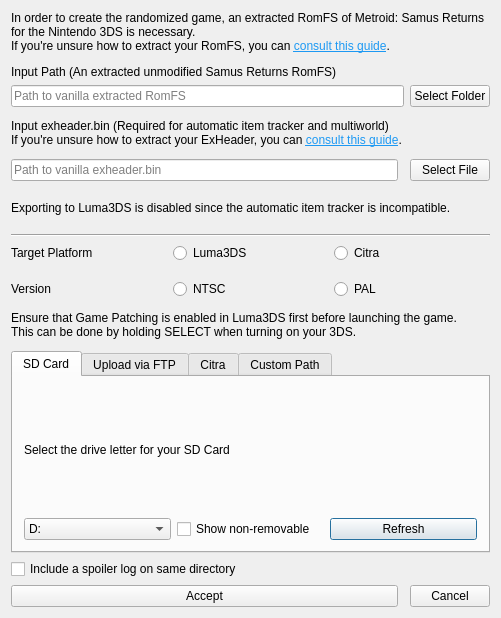
Above: randovania/games/samus_returns/gui/ui_files/msr_game_export_dialog.ui from randovania/randovania before the change. Below: the same form after it.
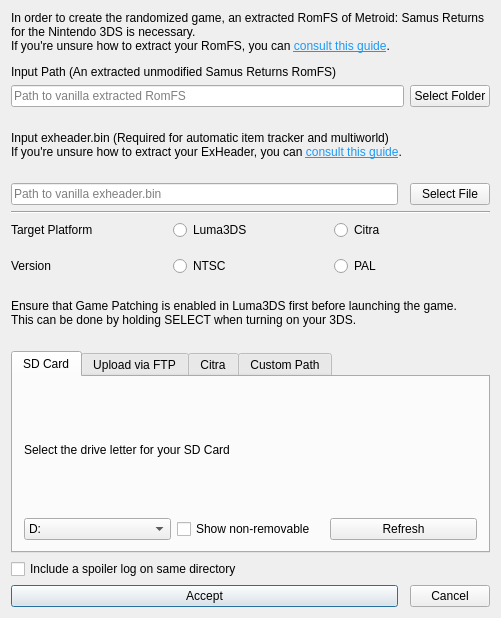
That is the form after the change.

Commit message: Remove citra requirement for multiworld

```diff
--- a/randovania/games/samus_returns/gui/ui_files/msr_game_export_dialog.ui
+++ b/randovania/games/samus_returns/gui/ui_files/msr_game_export_dialog.ui
@@ -14,6 +14,68 @@
    <string>Game Patching</string>
   </property>
   <layout class="QGridLayout" name="root_layout">
+   <item row="17" column="0">
+    <widget class="QPushButton" name="accept_button">
+     <property name="text">
+      <string>Accept</string>
+     </property>
+    </widget>
+   </item>
+   <item row="0" column="0" colspan="3">
+    <widget class="QLabel" name="input_file_label">
+     <property name="maximumSize">
+      <size>
+       <width>16777215</width>
+       <height>16777215</height>
+      </size>
+     </property>
+     <property name="text">
+      <string>&lt;html&gt;&lt;head/&gt;&lt;body&gt;&lt;p&gt;In order to create the randomized game, an extracted RomFS of Metroid: Samus Returns for the Nintendo 3DS is necessary.&lt;br/&gt;If you're unsure how to extract your RomFS, you can &lt;a href=&quot;https://randovania.org/guides/export-romfs-3ds&quot;&gt;&lt;span style=&quot; text-decoration: underline; color:#1d99f3;&quot;&gt;consult this guide&lt;/span&gt;&lt;/a&gt;.&lt;/p&gt;&lt;p&gt;Input Path (An extracted unmodified Samus Returns RomFS)&lt;/p&gt;&lt;/body&gt;&lt;/html&gt;</string>
+     </property>
+     <property name="wordWrap">
+      <bool>true</bool>
+     </property>
+    </widget>
+   </item>
+   <item row="1" column="2">
+    <widget class="QPushButton" name="input_file_button">
+     <property name="maximumSize">
+      <size>
+       <width>100</width>
+       <height>16777215</height>
+      </size>
+     </property>
+     <property name="text">
+      <string>Select Folder</string>
+     </property>
+    </widget>
+   </item>
+   <item row="9" column="0">
+    <spacer name="verticalSpacer">
+     <property name="orientation">
+      <enum>Qt::Orientation::Vertical</enum>
+     </property>
+     <property name="sizeType">
+      <enum>QSizePolicy::Policy::Fixed</enum>
+     </property>
+     <property name="sizeHint" stdset="0">
+      <size>
+       <width>20</width>
+       <height>10</height>
+      </size>
+     </property>
+    </spacer>
+   </item>
+   <item row="11" column="0" colspan="3">
+    <widget class="QLabel" name="console_reminder_label">
+     <property name="text">
+      <string>&lt;html&gt;&lt;head/&gt;&lt;body&gt;&lt;p&gt;Ensure that Game Patching is enabled in Luma3DS first before launching the game.&lt;br/&gt;This can be done by holding SELECT when turning on your 3DS.&lt;/p&gt;&lt;/body&gt;&lt;/html&gt;</string>
+     </property>
+     <property name="wordWrap">
+      <bool>true</bool>
+     </property>
+    </widget>
+   </item>
    <item row="4" column="0">
     <widget class="QLineEdit" name="input_exheader_edit">
      <property name="placeholderText">
@@ -21,24 +83,99 @@
      </property>
     </widget>
    </item>
-   <item row="3" column="0" colspan="3">
-    <widget class="QLabel" name="input_exheader_label">
+   <item row="8" column="0" colspan="3">
+    <layout class="QHBoxLayout" name="target_platform_layout">
+     <property name="spacing">
+      <number>6</number>
+     </property>
+     <property name="topMargin">
+      <number>0</number>
+     </property>
+     <item>
+      <widget class="QLabel" name="target_platform_label">
+       <property name="text">
+        <string>Target Platform</string>
+       </property>
+      </widget>
+     </item>
+     <item>
+      <widget class="QRadioButton" name="luma_radio">
+       <property name="text">
+        <string>Luma3DS</string>
+       </property>
+       <attribute name="buttonGroup">
+        <string notr="true">platform_btn_group</string>
+       </attribute>
+      </widget>
+     </item>
+     <item>
+      <widget class="QRadioButton" name="citra_radio">
+       <property name="toolTip">
+        <string/>
+       </property>
+       <property name="text">
+        <string>Citra</string>
+       </property>
+       <attribute name="buttonGroup">
+        <string notr="true">platform_btn_group</string>
+       </attribute>
+      </widget>
+     </item>
+    </layout>
+   </item>
+   <item row="4" column="2">
+    <widget class="QPushButton" name="input_exheader_button">
      <property name="text">
-      <string>&lt;html&gt;&lt;head/&gt;&lt;body&gt;&lt;p&gt;Input exheader.bin (Required for automatic item tracker and multiworld)&lt;br/&gt;If you're unsure how to extract your ExHeader, you can &lt;a href=&quot;https://randovania.org/guides/export-exheader&quot;&gt;&lt;span style=&quot; text-decoration: underline; color:#1d99f3;&quot;&gt;consult this guide&lt;/span&gt;&lt;/a&gt;.&lt;/p&gt;&lt;/body&gt;&lt;/html&gt;</string>
+      <string>Select File</string>
      </property>
-     <property name="wordWrap">
-      <bool>true</bool>
+    </widget>
+   </item>
+   <item row="17" column="2">
+    <widget class="QPushButton" name="cancel_button">
+     <property name="text">
+      <string>Cancel</string>
      </property>
     </widget>
    </item>
-   <item row="17" column="0">
+   <item row="10" column="0" colspan="3">
+    <layout class="QHBoxLayout" name="version_layout">
+     <item>
+      <widget class="QLabel" name="version_label">
+       <property name="text">
+        <string>Version</string>
+       </property>
+      </widget>
+     </item>
+     <item>
+      <widget class="QRadioButton" name="ntsc_radio">
+       <property name="text">
+        <string>NTSC</string>
+       </property>
+       <attribute name="buttonGroup">
+        <string notr="true">version_btn_group</string>
+       </attribute>
+      </widget>
+     </item>
+     <item>
+      <widget class="QRadioButton" name="pal_radio">
+       <property name="text">
+        <string>PAL</string>
+       </property>
+       <attribute name="buttonGroup">
+        <string notr="true">version_btn_group</string>
+       </attribute>
+      </widget>
+     </item>
+    </layout>
+   </item>
+   <item row="16" column="0">
     <widget class="QCheckBox" name="auto_save_spoiler_check">
      <property name="text">
       <string>Include a spoiler log on same directory</string>
      </property>
     </widget>
    </item>
-   <item row="14" column="0" rowspan="2" colspan="3">
+   <item row="13" column="0" rowspan="2" colspan="3">
     <widget class="QTabWidget" name="output_tab_widget">
      <property name="currentIndex">
       <number>0</number>
@@ -149,7 +286,7 @@
           <string>21</string>
          </property>
          <property name="alignment">
-          <set>Qt::AlignRight|Qt::AlignTrailing|Qt::AlignVCenter</set>
+          <set>Qt::AlignmentFlag::AlignRight|Qt::AlignmentFlag::AlignTrailing|Qt::AlignmentFlag::AlignVCenter</set>
          </property>
          <property name="placeholderText">
           <string>Port</string>
@@ -225,130 +362,16 @@
      </widget>
     </widget>
    </item>
-   <item row="11" column="0" colspan="3">
-    <layout class="QHBoxLayout" name="version_layout">
-     <item>
-      <widget class="QLabel" name="version_label">
-       <property name="text">
-        <string>Version</string>
-       </property>
-      </widget>
-     </item>
-     <item>
-      <widget class="QRadioButton" name="ntsc_radio">
-       <property name="text">
-        <string>NTSC</string>
-       </property>
-       <attribute name="buttonGroup">
-        <string notr="true">version_btn_group</string>
-       </attribute>
-      </widget>
-     </item>
-     <item>
-      <widget class="QRadioButton" name="pal_radio">
-       <property name="text">
-        <string>PAL</string>
-       </property>
-       <attribute name="buttonGroup">
-        <string notr="true">version_btn_group</string>
-       </attribute>
-      </widget>
-     </item>
-    </layout>
-   </item>
-   <item row="18" column="0">
-    <widget class="QPushButton" name="accept_button">
+   <item row="3" column="0" colspan="3">
+    <widget class="QLabel" name="input_exheader_label">
      <property name="text">
-      <string>Accept</string>
-     </property>
-    </widget>
-   </item>
-   <item row="10" column="0">
-    <spacer name="verticalSpacer">
-     <property name="orientation">
-      <enum>Qt::Vertical</enum>
-     </property>
-     <property name="sizeType">
-      <enum>QSizePolicy::Fixed</enum>
-     </property>
-     <property name="sizeHint" stdset="0">
-      <size>
-       <width>20</width>
-       <height>10</height>
-      </size>
-     </property>
-    </spacer>
-   </item>
-   <item row="12" column="0" colspan="3">
-    <widget class="QLabel" name="console_reminder_label">
-     <property name="text">
-      <string>&lt;html&gt;&lt;head/&gt;&lt;body&gt;&lt;p&gt;Ensure that Game Patching is enabled in Luma3DS first before launching the game.&lt;br/&gt;This can be done by holding SELECT when turning on your 3DS.&lt;/p&gt;&lt;/body&gt;&lt;/html&gt;</string>
+      <string>&lt;html&gt;&lt;head/&gt;&lt;body&gt;&lt;p&gt;Input exheader.bin (Required for automatic item tracker and multiworld)&lt;br/&gt;If you're unsure how to extract your ExHeader, you can &lt;a href=&quot;https://randovania.org/guides/export-exheader&quot;&gt;&lt;span style=&quot; text-decoration: underline; color:#1d99f3;&quot;&gt;consult this guide&lt;/span&gt;&lt;/a&gt;.&lt;/p&gt;&lt;/body&gt;&lt;/html&gt;</string>
      </property>
      <property name="wordWrap">
       <bool>true</bool>
      </property>
     </widget>
    </item>
-   <item row="9" column="0" colspan="3">
-    <layout class="QHBoxLayout" name="target_platform_layout">
-     <property name="spacing">
-      <number>6</number>
-     </property>
-     <property name="topMargin">
-      <number>0</number>
-     </property>
-     <item>
-      <widget class="QLabel" name="target_platform_label">
-       <property name="text">
-        <string>Target Platform</string>
-       </property>
-      </widget>
-     </item>
-     <item>
-      <widget class="QRadioButton" name="luma_radio">
-       <property name="text">
-        <string>Luma3DS</string>
-       </property>
-       <attribute name="buttonGroup">
-        <string notr="true">platform_btn_group</string>
-       </attribute>
-      </widget>
-     </item>
-     <item>
-      <widget class="QRadioButton" name="citra_radio">
-       <property name="toolTip">
-        <string/>
-       </property>
-       <property name="text">
-        <string>Citra</string>
-       </property>
-       <attribute name="buttonGroup">
-        <string notr="true">platform_btn_group</string>
-       </attribute>
-      </widget>
-     </item>
-    </layout>
-   </item>
-   <item row="1" column="2">
-    <widget class="QPushButton" name="input_file_button">
-     <property name="maximumSize">
-      <size>
-       <width>100</width>
-       <height>16777215</height>
-      </size>
-     </property>
-     <property name="text">
-      <string>Select Folder</string>
-     </property>
-    </widget>
-   </item>
-   <item row="18" column="2">
-    <widget class="QPushButton" name="cancel_button">
-     <property name="text">
-      <string>Cancel</string>
-     </property>
-    </widget>
-   </item>
    <item row="1" column="0" colspan="2">
     <widget class="QLineEdit" name="input_file_edit">
      <property name="placeholderText">
@@ -356,30 +379,7 @@
      </property>
     </widget>
    </item>
-   <item row="4" column="2">
-    <widget class="QPushButton" name="input_exheader_button">
-     <property name="text">
-      <string>Select File</string>
-     </property>
-    </widget>
-   </item>
-   <item row="0" column="0" colspan="3">
-    <widget class="QLabel" name="input_file_label">
-     <property name="maximumSize">
-      <size>
-       <width>16777215</width>
-       <height>16777215</height>
-      </size>
-     </property>
-     <property name="text">
-      <string>&lt;html&gt;&lt;head/&gt;&lt;body&gt;&lt;p&gt;In order to create the randomized game, an extracted RomFS of Metroid: Samus Returns for the Nintendo 3DS is necessary.&lt;br/&gt;If you're unsure how to extract your RomFS, you can &lt;a href=&quot;https://randovania.org/guides/export-romfs-3ds&quot;&gt;&lt;span style=&quot; text-decoration: underline; color:#1d99f3;&quot;&gt;consult this guide&lt;/span&gt;&lt;/a&gt;.&lt;/p&gt;&lt;p&gt;Input Path (An extracted unmodified Samus Returns RomFS)&lt;/p&gt;&lt;/body&gt;&lt;/html&gt;</string>
-     </property>
-     <property name="wordWrap">
-      <bool>true</bool>
-     </property>
-    </widget>
-   </item>
-   <item row="6" column="0" colspan="3">
+   <item row="5" column="0" colspan="3">
     <widget class="Line" name="line">
      <property name="sizePolicy">
       <sizepolicy hsizetype="Preferred" vsizetype="Fixed">
@@ -388,17 +388,7 @@
       </sizepolicy>
      </property>
      <property name="orientation">
-      <enum>Qt::Horizontal</enum>
-     </property>
-    </widget>
-   </item>
-   <item row="5" column="0" colspan="3">
-    <widget class="QLabel" name="input_exheader_warning_label">
-     <property name="text">
-      <string>Exporting to Luma3DS is disabled since the automatic item tracker is incompatible.</string>
-     </property>
-     <property name="wordWrap">
-      <bool>true</bool>
+      <enum>Qt::Orientation::Horizontal</enum>
      </property>
     </widget>
    </item>
```
Left out of the diff: 2 changed lines with no effect on the pictures. The commit also changes 5 other files.
